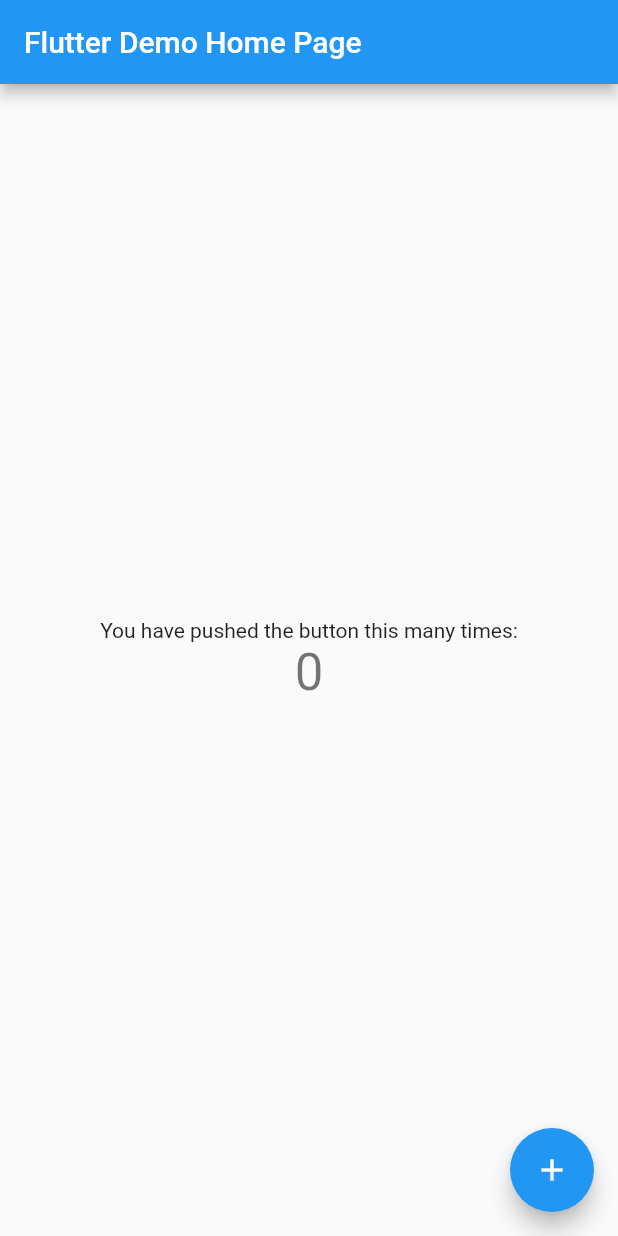
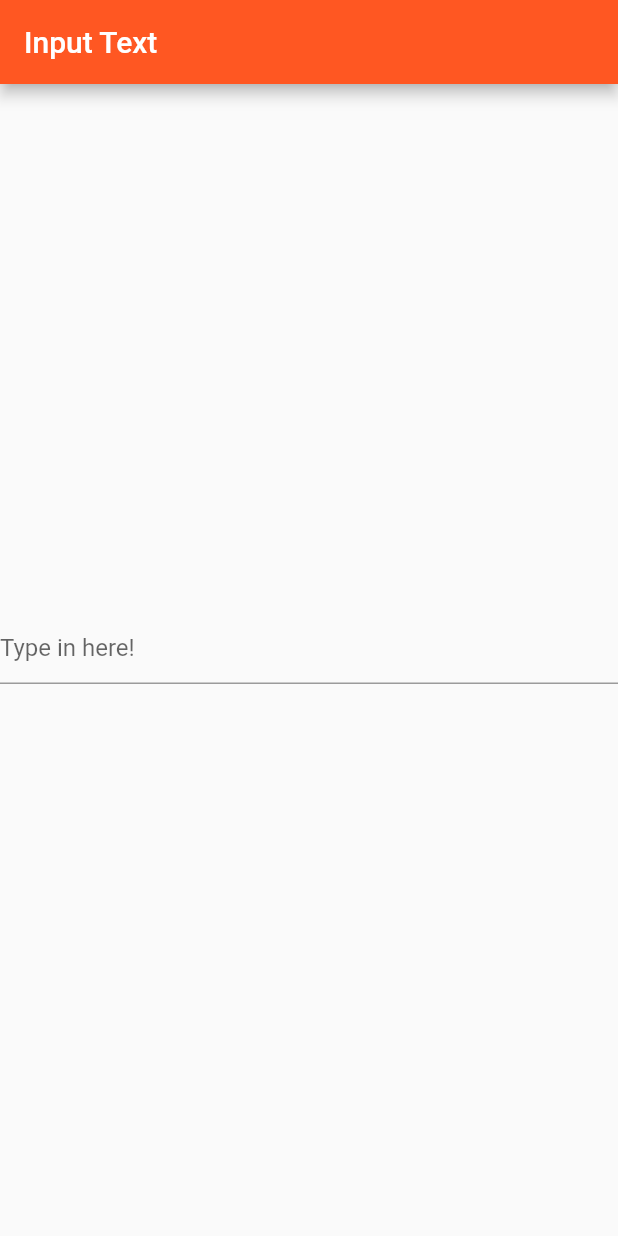
Before and after one commit to Favour-dgreat/HNGi8xI4G, a Flutter app: the screen it shows after launch, on a phone screen of 412 x 824 dp. Run offline on Flutter 3.47's test engine with Material 2 defaults, Android fonts, the phone set to English and light mode, and no system bars.

Commit message:
Inital commit

```diff
--- a/simple_user_input_app/lib/main.dart
+++ b/simple_user_input_app/lib/main.dart
@@ -1,113 +1,46 @@
 import 'package:flutter/material.dart';
 
 void main() {
-  runApp(MyApp());
+  runApp(new MaterialApp(
+    home: new MyTextInput()
+  ));
 }
 
-class MyApp extends StatelessWidget {
-  // This widget is the root of your application.
+class MyTextInput extends StatefulWidget {
+  @override
+  MyTextInputState createState() => new MyTextInputState();
+}
+
+class MyTextInputState extends State<MyTextInput> {
+    final TextEditingController controller = new TextEditingController();
+
+ String result = "";
   @override
   Widget build(BuildContext context) {
-    return MaterialApp(
-      title: 'Flutter Demo',
-      theme: ThemeData(
-        // This is the theme of your application.
-        //
-        // Try running your application with "flutter run". You'll see the
-        // application has a blue toolbar. Then, without quitting the app, try
-        // changing the primarySwatch below to Colors.green and then invoke
-        // "hot reload" (press "r" in the console where you ran "flutter run",
-        // or simply save your changes to "hot reload" in a Flutter IDE).
-        // Notice that the counter didn't reset back to zero; the application
-        // is not restarted.
-        primarySwatch: Colors.blue,
-      ),
-      home: MyHomePage(title: 'Flutter Demo Home Page'),
+    return new Scaffold(
+      appBar: new AppBar(title: new Text("Input Text"), backgroundColor: Colors.deepOrange),
+      body: new Container (
+        child: new Center (
+          child: new Column(
+            mainAxisAlignment: MainAxisAlignment.center,
+            children: <Widget>[
+              new TextField(
+                decoration: new InputDecoration(
+                  hintText: "Type in here!"
+                ),
+                onSubmitted:(String str){
+                  setState((){
+                    result = result + "\n" + str;
+                  });
+                  controller.text = "";
+                },
+                controller: controller
+              ),
+              new Text(result)
+            ]
+          )
+        )
+      )
     );
   }
 }
-
-class MyHomePage extends StatefulWidget {
-  MyHomePage({Key? key, required this.title}) : super(key: key);
-
-  // This widget is the home page of your application. It is stateful, meaning
-  // that it has a State object (defined below) that contains fields that affect
-  // how it looks.
-
-  // This class is the configuration for the state. It holds the values (in this
-  // case the title) provided by the parent (in this case the App widget) and
-  // used by the build method of the State. Fields in a Widget subclass are
-  // always marked "final".
-
-  final String title;
-
-  @override
-  _MyHomePageState createState() => _MyHomePageState();
-}
-
-class _MyHomePageState extends State<MyHomePage> {
-  int _counter = 0;
-
-  void _incrementCounter() {
-    setState(() {
-      // This call to setState tells the Flutter framework that something has
-      // changed in this State, which causes it to rerun the build method below
-      // so that the display can reflect the updated values. If we changed
-      // _counter without calling setState(), then the build method would not be
-      // called again, and so nothing would appear to happen.
-      _counter++;
-    });
-  }
-
-  @override
-  Widget build(BuildContext context) {
-    // This method is rerun every time setState is called, for instance as done
-    // by the _incrementCounter method above.
-    //
-    // The Flutter framework has been optimized to make rerunning build methods
-    // fast, so that you can just rebuild anything that needs updating rather
-    // than having to individually change instances of widgets.
-    return Scaffold(
-      appBar: AppBar(
-        // Here we take the value from the MyHomePage object that was created by
-        // the App.build method, and use it to set our appbar title.
-        title: Text(widget.title),
-      ),
-      body: Center(
-        // Center is a layout widget. It takes a single child and positions it
-        // in the middle of the parent.
-        child: Column(
-          // Column is also a layout widget. It takes a list of children and
-          // arranges them vertically. By default, it sizes itself to fit its
-          // children horizontally, and tries to be as tall as its parent.
-          //
-          // Invoke "debug painting" (press "p" in the console, choose the
-          // "Toggle Debug Paint" action from the Flutter Inspector in Android
-          // Studio, or the "Toggle Debug Paint" command in Visual Studio Code)
-          // to see the wireframe for each widget.
-          //
-          // Column has various properties to control how it sizes itself and
-          // how it positions its children. Here we use mainAxisAlignment to
-          // center the children vertically; the main axis here is the vertical
-          // axis because Columns are vertical (the cross axis would be
-          // horizontal).
-          mainAxisAlignment: MainAxisAlignment.center,
-          children: <Widget>[
-            Text(
-              'You have pushed the button this many times:',
-            ),
-            Text(
-              '$_counter',
-              style: Theme.of(context).textTheme.headline4,
-            ),
-          ],
-        ),
-      ),
-      floatingActionButton: FloatingActionButton(
-        onPressed: _incrementCounter,
-        tooltip: 'Increment',
-        child: Icon(Icons.add),
-      ), // This trailing comma makes auto-formatting nicer for build methods.
-    );
-  }
-}
```
